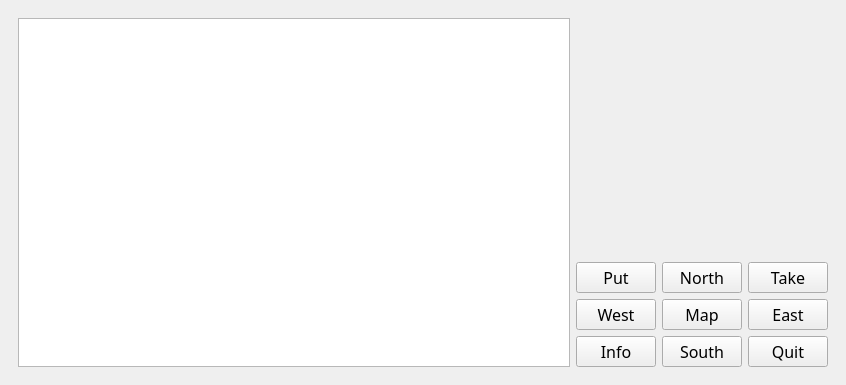
Before: the Qt Designer form University Life/uniZork.ui in Metagawa/Zorklike-Game-University-Life, drawn with Qt 5.
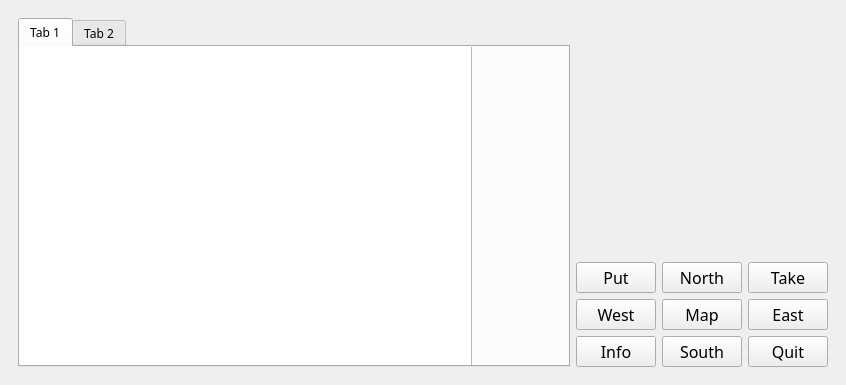
After: the same form once the commit is applied. The open tabs and pages were chosen to show the change. Icons and pictures are not drawn.

Commit message: added tab widget

Patch:
```diff
--- a/University Life/uniZork.ui
+++ b/University Life/uniZork.ui
@@ -45,28 +45,6 @@
       </property>
       <widget class="QWidget" name="exploreScene">
        <layout class="QGridLayout" name="gridLayout_3">
-        <item row="0" column="0">
-         <widget class="QPlainTextEdit" name="plainTextEdit">
-          <property name="minimumSize">
-           <size>
-            <width>452</width>
-            <height>0</height>
-           </size>
-          </property>
-          <property name="font">
-           <font>
-            <family>MV Boli</family>
-            <pointsize>12</pointsize>
-           </font>
-          </property>
-          <property name="readOnly">
-           <bool>true</bool>
-          </property>
-          <property name="overwriteMode">
-           <bool>false</bool>
-          </property>
-         </widget>
-        </item>
         <item row="0" column="1">
          <layout class="QVBoxLayout" name="verticalLayout">
           <item alignment="Qt::AlignRight|Qt::AlignTop">
@@ -229,6 +207,51 @@
           </item>
          </layout>
         </item>
+        <item row="0" column="0">
+         <widget class="QTabWidget" name="tabWidget">
+          <property name="currentIndex">
+           <number>0</number>
+          </property>
+          <widget class="QWidget" name="Day1">
+           <attribute name="title">
+            <string>Tab 1</string>
+           </attribute>
+           <widget class="QPlainTextEdit" name="plainTextEdit">
+            <property name="geometry">
+             <rect>
+              <x>-9</x>
+              <y>-10</y>
+              <width>461</width>
+              <height>331</height>
+             </rect>
+            </property>
+            <property name="minimumSize">
+             <size>
+              <width>452</width>
+              <height>0</height>
+             </size>
+            </property>
+            <property name="font">
+             <font>
+              <family>MV Boli</family>
+              <pointsize>12</pointsize>
+             </font>
+            </property>
+            <property name="readOnly">
+             <bool>true</bool>
+            </property>
+            <property name="overwriteMode">
+             <bool>false</bool>
+            </property>
+           </widget>
+          </widget>
+          <widget class="QWidget" name="Day2">
+           <attribute name="title">
+            <string>Tab 2</string>
+           </attribute>
+          </widget>
+         </widget>
+        </item>
        </layout>
       </widget>
       <widget class="QWidget" name="mainMenu">
```
Left out of the diff: 2 changed lines with no effect on the pictures.
